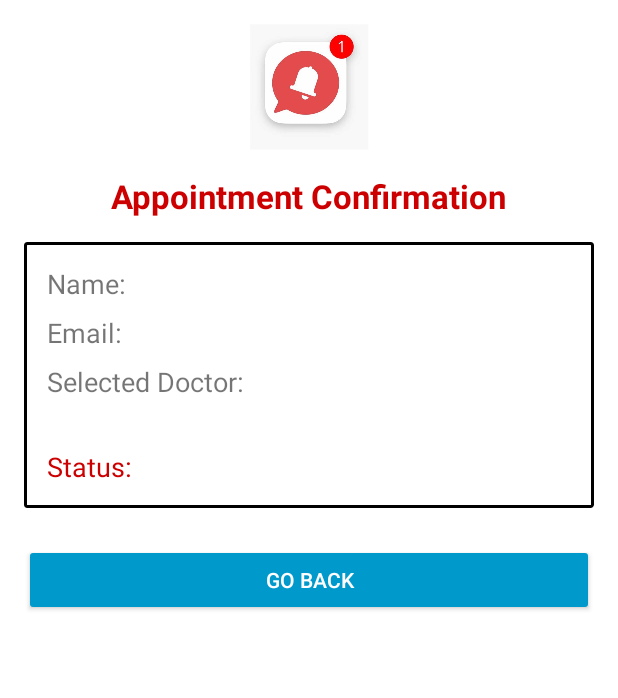
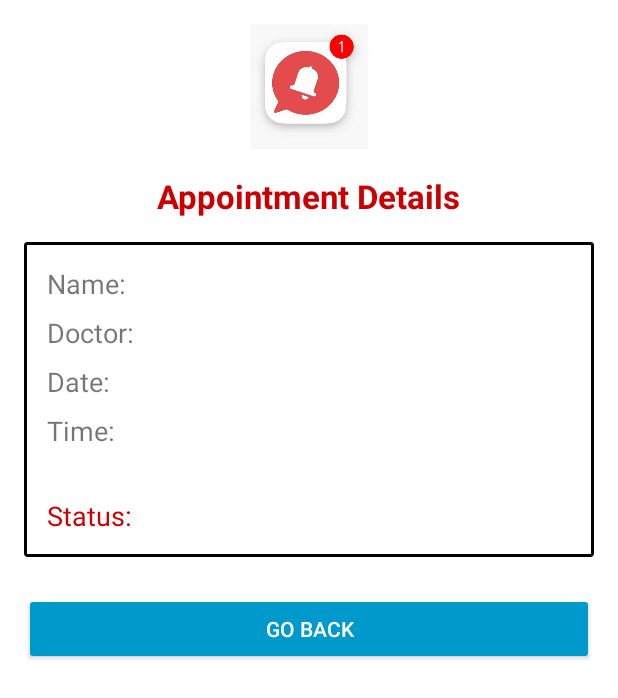
Before and after one commit to Barsha-RokaMagar/AndroidFinalProject, an Android app: the layout activity_patients_profile.xml on its own in the app's theme, with its tools: preview values and no code run, on a phone screen of 412 x 824 dp. Shown: the top 698 px of the screen. Run offline under Robolectric (Android 15) with nearby library versions, the phone set to English and light mode, and no system bars.

Commit message:
linking confirmation from doctor to patient

```diff
--- a/app/src/main/java/com/example/androidfinalproject/CardiologistPage.java
+++ b/app/src/main/java/com/example/androidfinalproject/CardiologistPage.java
@@ -126,10 +126,10 @@ public class CardiologistPage extends AppCompatActivity {
             if (task.isSuccessful()) {
                 Toast.makeText(CardiologistPage.this, "Appointment booked", Toast.LENGTH_SHORT).show();
 
-                // Log the appointment details for debugging
+
                 Log.d("CardiologistPage", "Appointment booked - Date: " + date + ", Time: " + time + ", Cardiologist: " + selectedCardiologist);
 
-                // Navigate to AppointmentDetails activity with appointment details
+
                 Intent intent = new Intent(CardiologistPage.this, AppointmentDetailsofPatients.class);
                 intent.putExtra("date", date);
                 intent.putExtra("time", time);
--- a/app/src/main/java/com/example/androidfinalproject/PatientDetailsPage.java
+++ b/app/src/main/java/com/example/androidfinalproject/PatientDetailsPage.java
@@ -117,14 +117,14 @@ public class PatientDetailsPage extends AppCompatActivity {
     }
 
     private void updatePatientProfile(String status, String message) {
-        // Reference to the specific appointment
+
         DatabaseReference appointmentRef = FirebaseDatabase.getInstance().getReference().child("appointments").child(appointmentId);
 
-        // Update the status and message
+
         appointmentRef.child("status").setValue(status);
         appointmentRef.child("confirmationMessage").setValue(message);
 
-        // Optionally, you can also update a separate field in the patient profile if needed
+
         DatabaseReference patientProfileRef = FirebaseDatabase.getInstance().getReference().child("patients").child(patientId).child("appointments").child(appointmentId);
         patientProfileRef.child("status").setValue(status);
         patientProfileRef.child("confirmationMessage").setValue(message);
--- a/app/src/main/res/layout/activity_patients_profile.xml
+++ b/app/src/main/res/layout/activity_patients_profile.xml
@@ -1,4 +1,4 @@
-<!-- activity_patient_profile.xml -->
+<?xml version="1.0" encoding="utf-8"?>
 <LinearLayout
     xmlns:android="http://schemas.android.com/apk/res/android"
     android:layout_width="match_parent"
@@ -16,27 +16,23 @@
         android:layout_gravity="center"
         android:paddingBottom="16dp" />
 
-
     <TextView
         android:id="@+id/confirmationTitle"
         android:layout_width="wrap_content"
         android:layout_height="wrap_content"
-        android:text="Appointment Confirmation"
+        android:text="Appointment Details"
         android:layout_gravity="center"
         android:textColor="@android:color/holo_red_dark"
         android:textSize="22sp"
         android:textStyle="bold"
         android:paddingBottom="16dp" />
 
-
     <LinearLayout
         android:layout_width="match_parent"
         android:layout_height="wrap_content"
         android:orientation="vertical"
         android:padding="15dp"
-        android:background="@drawable/editext_border"
-        >
-
+        android:background="@drawable/editext_border">
 
         <TextView
             android:id="@+id/patientName"
@@ -44,37 +40,41 @@
             android:layout_height="wrap_content"
             android:text="Name: "
             android:textSize="18sp"
-            android:paddingBottom="8dp"/>
-
-
-        <TextView
-            android:id="@+id/patientEmail"
-            android:layout_width="wrap_content"
-            android:layout_height="wrap_content"
-            android:text="Email: "
-            android:textSize="18sp"
-            android:paddingBottom="8dp"/>
-
+            android:paddingBottom="8dp" />
 
         <TextView
             android:id="@+id/selectedDoctor"
             android:layout_width="wrap_content"
             android:layout_height="wrap_content"
-            android:text="Selected Doctor: "
+            android:text="Doctor: "
             android:textSize="18sp"
-            android:paddingBottom="8dp"/>
-
+            android:paddingBottom="8dp" />
 
         <TextView
-            android:id="@+id/statusMessage"
+            android:id="@+id/appointmentDate"
+            android:layout_width="wrap_content"
+            android:layout_height="wrap_content"
+            android:text="Date: "
+            android:textSize="18sp"
+            android:paddingBottom="8dp" />
+
+        <TextView
+            android:id="@+id/appointmentTime"
+            android:layout_width="wrap_content"
+            android:layout_height="wrap_content"
+            android:text="Time: "
+            android:textSize="18sp"
+            android:paddingBottom="8dp" />
+
+        <TextView
+            android:id="@+id/status"
             android:layout_width="wrap_content"
             android:layout_height="wrap_content"
             android:text="Status: "
             android:textSize="18sp"
             android:textColor="@android:color/holo_red_dark"
-            android:paddingTop="24dp"/>
+            android:paddingTop="24dp" />
     </LinearLayout>
-
 
     <Button
         android:id="@+id/gobacktopatient"
```
Also changed, not shown: app/src/main/java/com/example/androidfinalproject/PatientsProfile.java (+35 -72 lines).
